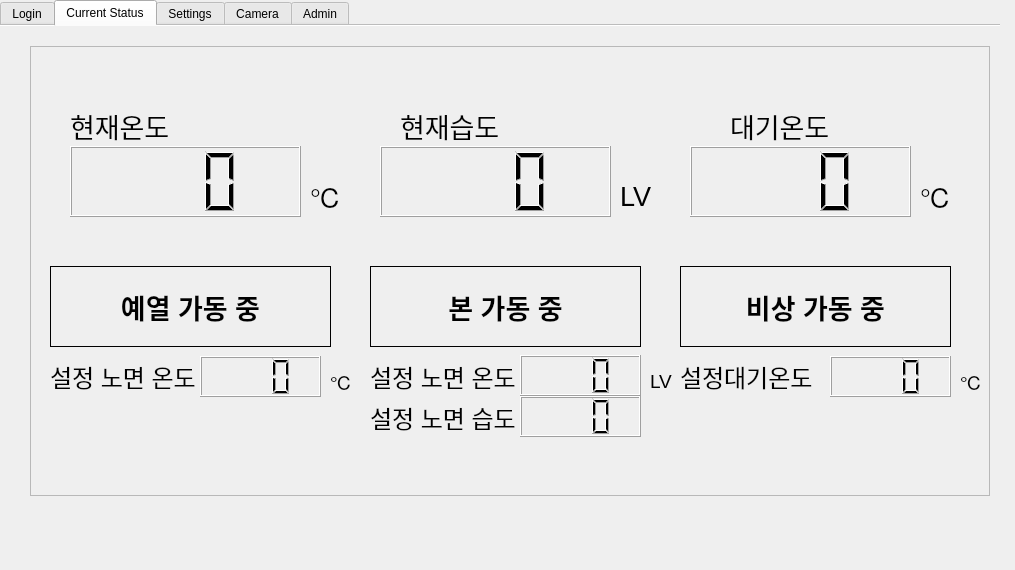
Old version of the form SMRS.ui in the repository quilp007/SMRS.
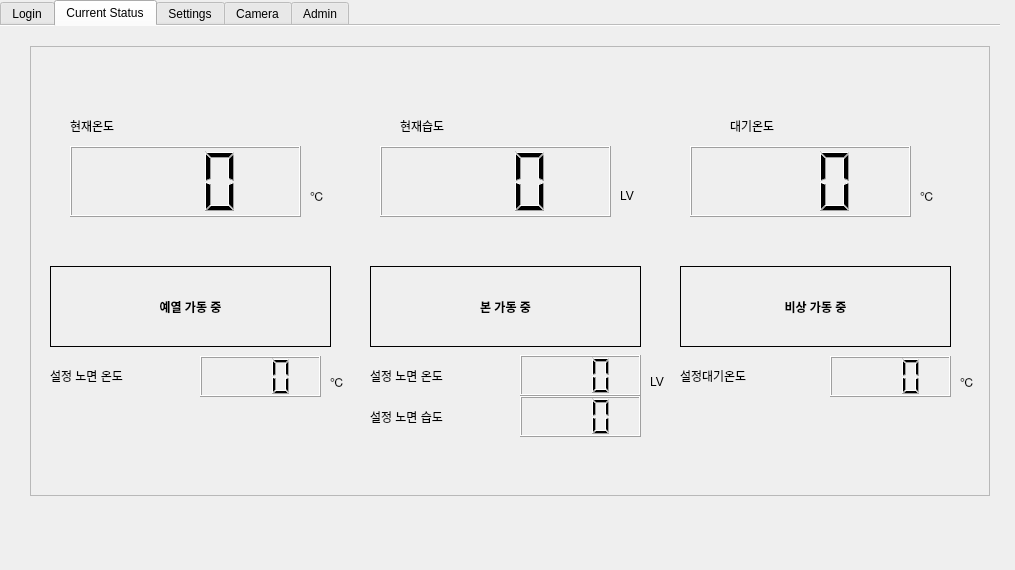
New version of the form. The open tabs and pages were chosen to show the change. Icons and pictures are not drawn.

Commit message: rezise the ui font size

The edit to the form file:
```diff
--- a/SMRS.ui
+++ b/SMRS.ui
@@ -256,8 +256,8 @@
       </property>
       <property name="font">
        <font>
-        <family>.AppleSystemUIFont</family>
-        <pointsize>20</pointsize>
+        <family>Arial</family>
+        <pointsize>9</pointsize>
         <weight>50</weight>
         <italic>false</italic>
         <bold>false</bold>
@@ -282,8 +282,8 @@
       </property>
       <property name="font">
        <font>
-        <family>.AppleSystemUIFont</family>
-        <pointsize>20</pointsize>
+        <family>Arial</family>
+        <pointsize>9</pointsize>
         <weight>50</weight>
         <italic>false</italic>
         <bold>false</bold>
@@ -340,8 +340,8 @@
       </property>
       <property name="font">
        <font>
-        <family>.AppleSystemUIFont</family>
-        <pointsize>20</pointsize>
+        <family>Arial</family>
+        <pointsize>9</pointsize>
         <weight>50</weight>
         <italic>false</italic>
         <bold>false</bold>
@@ -398,8 +398,8 @@
       </property>
       <property name="font">
        <font>
-        <family>.AppleSystemUIFont</family>
-        <pointsize>18</pointsize>
+        <family>Arial</family>
+        <pointsize>9</pointsize>
         <weight>50</weight>
         <italic>false</italic>
         <bold>false</bold>
@@ -424,8 +424,8 @@
       </property>
       <property name="font">
        <font>
-        <family>.AppleSystemUIFont</family>
-        <pointsize>18</pointsize>
+        <family>Arial</family>
+        <pointsize>9</pointsize>
         <weight>50</weight>
         <italic>false</italic>
         <bold>false</bold>
@@ -450,8 +450,8 @@
       </property>
       <property name="font">
        <font>
-        <family>.AppleSystemUIFont</family>
-        <pointsize>18</pointsize>
+        <family>Arial</family>
+        <pointsize>9</pointsize>
         <weight>50</weight>
         <italic>false</italic>
         <bold>false</bold>
@@ -575,8 +575,8 @@
       </property>
       <property name="font">
        <font>
-        <family>.AppleSystemUIFont</family>
-        <pointsize>20</pointsize>
+        <family>Arial</family>
+        <pointsize>9</pointsize>
         <weight>75</weight>
         <italic>false</italic>
         <bold>true</bold>
@@ -616,8 +616,8 @@
       </property>
       <property name="font">
        <font>
-        <family>.AppleSystemUIFont</family>
-        <pointsize>20</pointsize>
+        <family>Arial</family>
+        <pointsize>9</pointsize>
         <weight>75</weight>
         <italic>false</italic>
         <bold>true</bold>
@@ -651,8 +651,8 @@
       </property>
       <property name="font">
        <font>
-        <family>.AppleSystemUIFont</family>
-        <pointsize>20</pointsize>
+        <family>Arial</family>
+        <pointsize>9</pointsize>
         <weight>50</weight>
         <italic>false</italic>
         <bold>false</bold>
@@ -677,8 +677,8 @@
       </property>
       <property name="font">
        <font>
-        <family>.AppleSystemUIFont</family>
-        <pointsize>20</pointsize>
+        <family>Arial</family>
+        <pointsize>9</pointsize>
         <weight>50</weight>
         <italic>false</italic>
         <bold>false</bold>
@@ -703,8 +703,8 @@
       </property>
       <property name="font">
        <font>
-        <family>.AppleSystemUIFont</family>
-        <pointsize>20</pointsize>
+        <family>Arial</family>
+        <pointsize>9</pointsize>
         <weight>50</weight>
         <italic>false</italic>
         <bold>false</bold>
@@ -729,8 +729,8 @@
       </property>
       <property name="font">
        <font>
-        <family>.AppleSystemUIFont</family>
-        <pointsize>14</pointsize>
+        <family>Arial</family>
+        <pointsize>9</pointsize>
         <weight>50</weight>
         <italic>false</italic>
         <bold>false</bold>
@@ -755,8 +755,8 @@
       </property>
       <property name="font">
        <font>
-        <family>.AppleSystemUIFont</family>
-        <pointsize>14</pointsize>
+        <family>Arial</family>
+        <pointsize>9</pointsize>
         <weight>50</weight>
         <italic>false</italic>
         <bold>false</bold>
@@ -781,8 +781,8 @@
       </property>
       <property name="font">
        <font>
-        <family>.AppleSystemUIFont</family>
-        <pointsize>14</pointsize>
+        <family>Arial</family>
+        <pointsize>9</pointsize>
         <weight>50</weight>
         <italic>false</italic>
         <bold>false</bold>
@@ -807,8 +807,8 @@
       </property>
       <property name="font">
        <font>
-        <family>.AppleSystemUIFont</family>
-        <pointsize>20</pointsize>
+        <family>Arial</family>
+        <pointsize>9</pointsize>
         <weight>75</weight>
         <italic>false</italic>
         <bold>true</bold>
@@ -890,8 +890,8 @@
       </property>
       <property name="font">
        <font>
-        <family>.AppleSystemUIFont</family>
-        <pointsize>18</pointsize>
+        <family>Arial</family>
+        <pointsize>9</pointsize>
         <weight>50</weight>
         <italic>false</italic>
         <bold>false</bold>
```
Left out of the diff: 88 changed lines with no effect on the pictures.
